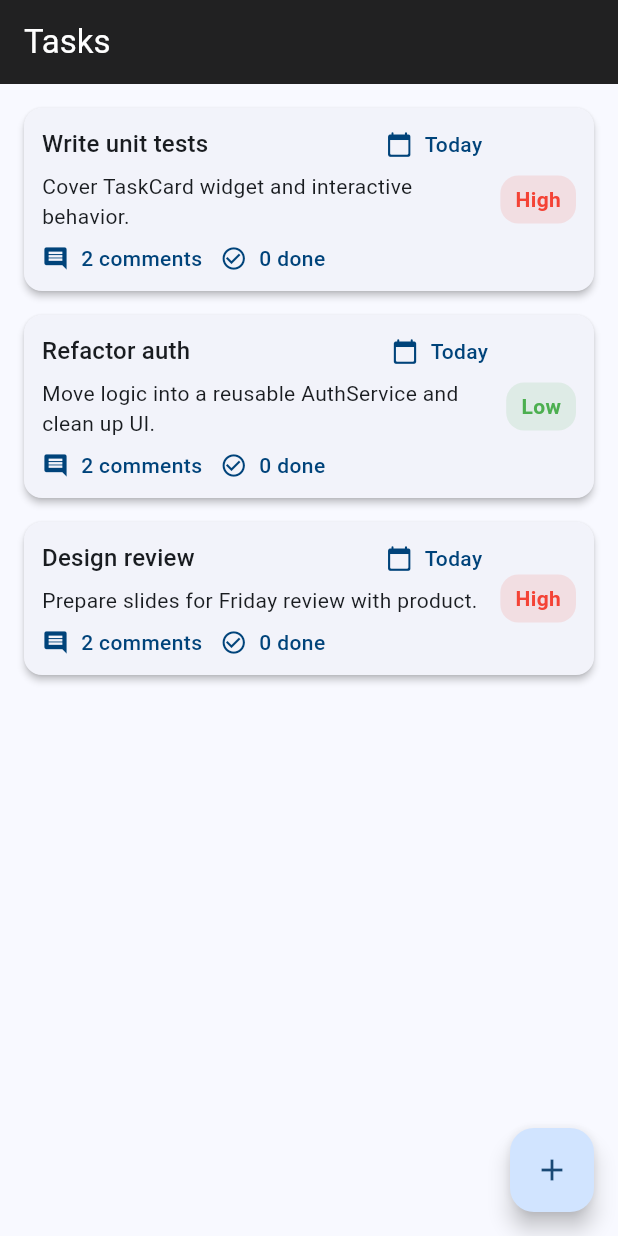
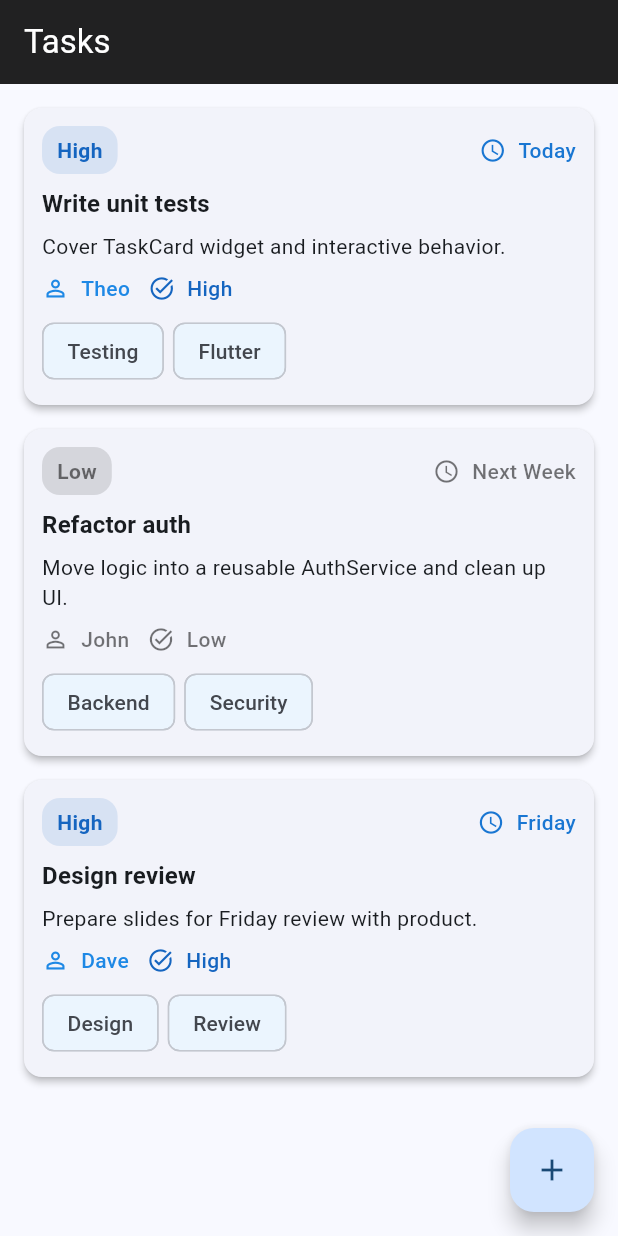
Before and after one commit to Theo-retical808/exercises, a Flutter app: the screen it shows after launch, on a phone screen of 412 x 824 dp. Run offline on Flutter 3.47's test engine with Material 3 defaults, Android fonts, the light colour scheme and no system bars.

Commit message:
B: added dueDate and assignee to TaskCard

```diff
--- a/lib/main.dart
+++ b/lib/main.dart
@@ -34,18 +34,28 @@ class TaskListPage extends StatelessWidget {
       'title': 'Write unit tests',
       'description': 'Cover TaskCard widget and interactive behavior.',
       'priority': 'High',
+      'dueDate': 'Today',
+      'assignee': 'Theo',
+      'tags': ['Testing', 'Flutter'],
     },
     {
       'title': 'Refactor auth',
       'description': 'Move logic into a reusable AuthService and clean up UI.',
       'priority': 'Low',
+      'dueDate': 'Next Week',
+      'assignee': 'John',
+      'tags': ['Backend', 'Security'],
     },
     {
       'title': 'Design review',
       'description': 'Prepare slides for Friday review with product.',
       'priority': 'High',
+      'dueDate': 'Friday',
+      'assignee': 'Dave',
+      'tags': ['Design', 'Review'],
     },
   ];
+
   @override
   Widget build(BuildContext context) {
     return Scaffold(
@@ -57,9 +67,14 @@ class TaskListPage extends StatelessWidget {
         itemBuilder: (context, i) {
           final t = _demoTasks[i];
           return TaskCard(
-            title: t['title']!,
-            description: t['description']!,
-            priority: t['priority']!,
+            title: t['title']! as String,
+            description: t['description']! as String,
+            priority: t['priority']! as String,
+            dueDate: t['dueDate'] as String?,
+            assignee: t['assignee'] as String?,
+            tags: t['tags'] != null
+                ? List<String>.from(t['tags']! as List)
+                : null,
           );
         },
       ),
@@ -118,17 +133,24 @@ class TaskListPage extends StatelessWidget {
 /// ---------------------------
 /// Widget: TaskCard (Stateless)
 /// ---------------------------
-/// You can extract this to its own file: widgets/task_card.dart
 class TaskCard extends StatelessWidget {
   final String title;
   final String description;
   final String priority;
+  final String? dueDate;
+  final String? assignee;
+  final List<String>? tags;
+  final bool isImportant;
 
   const TaskCard({
     super.key,
     required this.title,
     required this.description,
     required this.priority,
+    this.dueDate,
+    this.assignee,
+    this.tags,
+    this.isImportant = false,
   });
 
   @override
@@ -137,49 +159,68 @@ class TaskCard extends StatelessWidget {
       elevation: 2,
       child: Padding(
         padding: const EdgeInsets.all(12),
-        child: Row(
-          children: [
-            Expanded(
         child: Column(
           crossAxisAlignment: CrossAxisAlignment.start,
           children: [
+            // Top row: Priority badge and due date
             Row(
               children: [
-                      Expanded(
-                        child: Text(
-                          title,
-                          style: Theme.of(context).textTheme.titleMedium,
-                        ),
-                      ),
-                      // small hint to show composition: IconLabel can be reused elsewhere
+                _PriorityBadge(priority: priority),
+                const Spacer(),
                 IconLabel(
-                        icon: Icons.calendar_today_rounded,
-                        label: 'Today',
+                  icon: Icons.access_time,
+                  label: dueDate ?? 'No due date',
+                  color: priority.toLowerCase() == 'high'
+                      ? Colors.blue.shade700
+                      : Colors.black54,
                 ),
               ],
             ),
+            const SizedBox(height: 8),
+            Text(
+              title,
+              style: Theme.of(
+                context,
+              ).textTheme.titleMedium?.copyWith(fontWeight: FontWeight.bold),
+            ),
             const SizedBox(height: 6),
-                  Text(
-                    description,
-                    maxLines: 2,
-                    overflow: TextOverflow.ellipsis,
-                  ),
+            Text(description, maxLines: 2, overflow: TextOverflow.ellipsis),
             const SizedBox(height: 8),
             Row(
               children: [
-                      IconLabel(icon: Icons.comment, label: '2 comments'),
+                IconLabel(
+                  icon: Icons.person_outline,
+                  label: assignee ?? 'Unassigned',
+                  color: priority.toLowerCase() == 'high'
+                      ? Colors.blue.shade600
+                      : Colors.black54,
+                ),
                 const SizedBox(width: 12),
                 IconLabel(
-                        icon: Icons.check_circle_outline,
-                        label: '0 done',
+                  icon: Icons.task_alt,
+                  label: priority,
+                  color: priority.toLowerCase() == 'high'
+                      ? Colors.blue.shade800
+                      : Colors.black54,
                 ),
               ],
             ),
-                ],
+            if (tags != null && tags!.isNotEmpty) ...[
+              const SizedBox(height: 8),
+              Wrap(
+                spacing: 6,
+                children: tags!
+                    .map(
+                      (tag) => Chip(
+                        label: Text(tag),
+                        backgroundColor: Colors.blue.shade50.withValues(
+                          alpha: 0.6,
                         ),
                       ),
-            const SizedBox(width: 12),
-            _PriorityBadge(priority: priority),
+                    )
+                    .toList(),
+              ),
+            ],
           ],
         ),
       ),
@@ -187,14 +228,16 @@ class TaskCard extends StatelessWidget {
   }
 }
 
-/// Small private sub-widget (extractable)
+/// ---------------------------
+/// Small private sub-widget: PriorityBadge
+/// ---------------------------
 class _PriorityBadge extends StatelessWidget {
   final String priority;
 
-  const _PriorityBadge({required this.priority});
+  const _PriorityBadge({super.key, required this.priority});
 
   Color get _color =>
-      priority.toLowerCase() == 'high' ? Colors.red : Colors.green;
+      priority.toLowerCase() == 'high' ? Colors.blue.shade800 : Colors.black54;
 
   @override
   Widget build(BuildContext context) {
```
Lines whose indentation alone changed are shown as unchanged.
